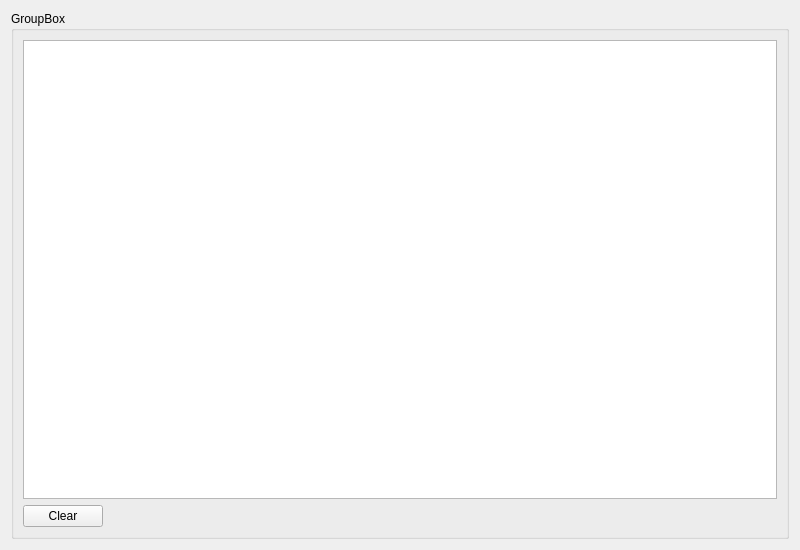
Qt form Listwidget.ui (Danelfcf/MaterialOrganizer) before a commit.
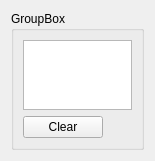
The same form after that commit.

Commit message: Upateded Ui elements in MainWindow and Listwidget

The edit to the form file:
```diff
--- a/Listwidget.ui
+++ b/Listwidget.ui
@@ -6,12 +6,12 @@
    <rect>
     <x>0</x>
     <y>0</y>
-    <width>800</width>
-    <height>550</height>
+    <width>155</width>
+    <height>161</height>
    </rect>
   </property>
   <property name="sizePolicy">
-   <sizepolicy hsizetype="Expanding" vsizetype="Preferred">
+   <sizepolicy hsizetype="Preferred" vsizetype="Preferred">
     <horstretch>0</horstretch>
     <verstretch>0</verstretch>
    </sizepolicy>
@@ -19,8 +19,8 @@
   <property name="windowTitle">
    <string>Form</string>
   </property>
-  <layout class="QVBoxLayout" name="verticalLayout">
-   <item>
+  <layout class="QGridLayout" name="gridLayout">
+   <item row="0" column="0">
     <widget class="QGroupBox" name="groupBox">
      <property name="sizePolicy">
       <sizepolicy hsizetype="Preferred" vsizetype="Preferred">
@@ -33,7 +33,17 @@
      </property>
      <layout class="QVBoxLayout" name="verticalLayout_2">
       <item>
-       <widget class="QListWidget" name="listWidget"/>
+       <widget class="QListWidget" name="listWidget">
+        <property name="sizePolicy">
+         <sizepolicy hsizetype="Minimum" vsizetype="Expanding">
+          <horstretch>0</horstretch>
+          <verstretch>0</verstretch>
+         </sizepolicy>
+        </property>
+        <property name="sizeAdjustPolicy">
+         <enum>QAbstractScrollArea::AdjustToContents</enum>
+        </property>
+       </widget>
       </item>
       <item>
        <layout class="QHBoxLayout" name="horizontalLayout">
```
The commit also changes 1 other file.
